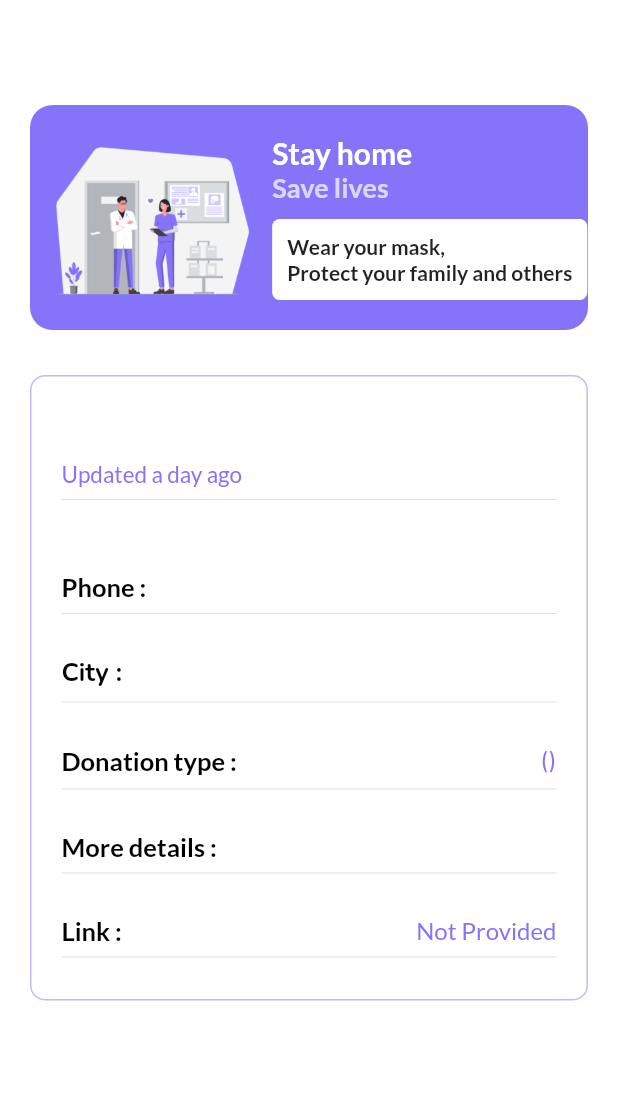
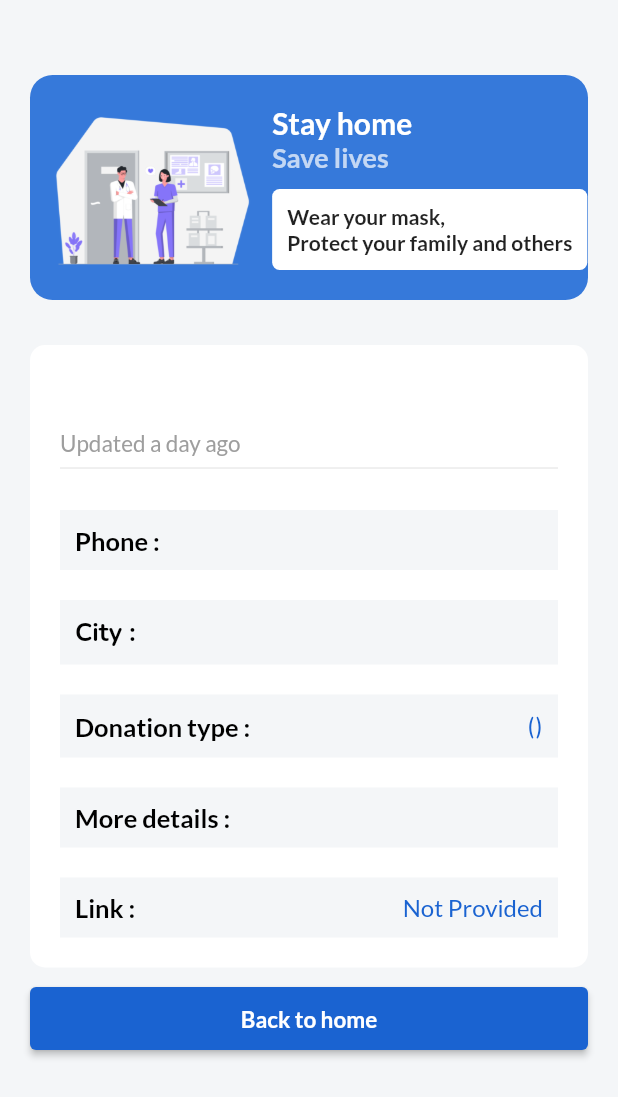
Before and after one commit to Ujjwal-here/Covid-help, a Flutter app: the Details screen opened directly with empty values, on a phone screen of 412 x 824 dp. Shown: the top 1097 px of the screen. Run offline on Flutter 3.47's test engine with Material 2 defaults, Android fonts, the phone set to English and light mode, and no system bars; our stand-ins replace cloud_firestore, csc_picker, equatable, firebase_auth, firebase_core, get and 3 more; missing offline and left inert: dart:ffi, enum_to_string; accounts and stored records are empty; network calls fail.

Commit message:
Theme change

```diff
--- a/lib/screens/details.dart
+++ b/lib/screens/details.dart
@@ -21,20 +21,15 @@ class Details extends StatelessWidget {
   @override
   Widget build(BuildContext context) {
     return Scaffold(
-      backgroundColor: Colors.white,
+      backgroundColor: Color.fromRGBO(244, 246, 248, 1),
       body: ListView(
         padding: const EdgeInsets.all(20),
         children: [
           Container(
             padding: EdgeInsets.symmetric(vertical: 15),
-            margin: const EdgeInsets.only(top: 50),
+            margin: const EdgeInsets.only(top: 30),
             decoration: BoxDecoration(
-              gradient: LinearGradient(
-                colors: [
-                  Color.fromRGBO(133, 116, 249, 1),
-                  Color.fromRGBO(133, 116, 249, 1),
-                ],
-              ),
+              color: Color.fromRGBO(54, 121, 218, 1),
               borderRadius: BorderRadius.circular(15),
             ),
             child: Row(
@@ -93,17 +88,17 @@ class Details extends StatelessWidget {
             padding: const EdgeInsets.all(20),
             margin: const EdgeInsets.only(top: 30),
             decoration: BoxDecoration(
-                color: Colors.white,
-                borderRadius: BorderRadius.circular(10),
-                border: Border.all(
-                  color: Color.fromRGBO(133, 116, 249, 0.5),
-                )),
+              color: Colors.white,
+              borderRadius: BorderRadius.circular(10),
+            ),
             child: Column(
               crossAxisAlignment: CrossAxisAlignment.start,
               children: [
                 Container(
                   child: Text(
                     name,
+                    maxLines: 1,
+                    overflow: TextOverflow.ellipsis,
                     style: GoogleFonts.lato(
                       fontSize: 22,
                       color: Colors.black,
@@ -117,13 +112,15 @@ class Details extends StatelessWidget {
                     "Updated a day ago",
                     style: GoogleFonts.lato(
                       fontSize: 15,
-                      color: Color.fromRGBO(133, 116, 249, 1),
+                      color: Colors.grey,
                     ),
                   ),
                 ),
                 Divider(),
                 Container(
-                  margin: const EdgeInsets.only(top: 40),
+                  margin: const EdgeInsets.only(top: 20),
+                  color: Color.fromRGBO(244, 246, 248, 1),
+                  padding: EdgeInsets.symmetric(vertical: 10, horizontal: 10),
                   child: Row(
                     mainAxisAlignment: MainAxisAlignment.spaceBetween,
                     children: [
@@ -143,8 +140,7 @@ class Details extends StatelessWidget {
                             phoneNumber,
                             style: GoogleFonts.lato(
                               fontSize: 16,
-                              color: Color.fromRGBO(133, 116, 249, 1),
-                              //fontWeight: FontWeight.bold,
+                              color: Color.fromRGBO(26, 99, 209, 1),
                             ),
                           ),
                         ),
@@ -152,8 +148,9 @@ class Details extends StatelessWidget {
                     ],
                   ),
                 ),
-                Divider(),
                 Container(
+                  color: Color.fromRGBO(244, 246, 248, 1),
+                  padding: EdgeInsets.symmetric(vertical: 10, horizontal: 10),
                   margin: const EdgeInsets.only(top: 20),
                   child: Row(
                     mainAxisAlignment: MainAxisAlignment.spaceBetween,
@@ -174,7 +171,7 @@ class Details extends StatelessWidget {
                             city == null ? "Not Provided" : city,
                             style: GoogleFonts.lato(
                               fontSize: 16,
-                              color: Color.fromRGBO(133, 116, 249, 1),
+                              color: Color.fromRGBO(26, 99, 209, 1),
                               //fontWeight: FontWeight.bold,
                             ),
                           ),
@@ -183,8 +180,9 @@ class Details extends StatelessWidget {
                     ],
                   ),
                 ),
-                Divider(),
                 Container(
+                  color: Color.fromRGBO(244, 246, 248, 1),
+                  padding: EdgeInsets.symmetric(vertical: 10, horizontal: 10),
                   margin: const EdgeInsets.only(top: 20),
                   child: Row(
                     mainAxisAlignment: MainAxisAlignment.spaceBetween,
@@ -207,7 +205,7 @@ class Details extends StatelessWidget {
                                 : "${donationType.map((e) => (e))}",
                             style: GoogleFonts.nunito(
                               fontSize: 16,
-                              color: Color.fromRGBO(133, 116, 249, 1),
+                              color: Color.fromRGBO(26, 99, 209, 1),
                             ),
                           ),
                         ),
@@ -215,8 +213,9 @@ class Details extends StatelessWidget {
                     ],
                   ),
                 ),
-                Divider(),
                 Container(
+                  color: Color.fromRGBO(244, 246, 248, 1),
+                  padding: EdgeInsets.symmetric(vertical: 10, horizontal: 10),
                   margin: const EdgeInsets.only(top: 20),
                   child: Row(
                     crossAxisAlignment: CrossAxisAlignment.start,
@@ -238,7 +237,7 @@ class Details extends StatelessWidget {
                             moreDetail == null ? "Not Provided" : moreDetail,
                             style: GoogleFonts.lato(
                               fontSize: 16,
-                              color: Color.fromRGBO(133, 116, 249, 1),
+                              color: Color.fromRGBO(26, 99, 209, 1),
                             ),
                           ),
                         ),
@@ -246,8 +245,9 @@ class Details extends StatelessWidget {
                     ],
                   ),
                 ),
-                Divider(),
                 Container(
+                  color: Color.fromRGBO(244, 246, 248, 1),
+                  padding: EdgeInsets.symmetric(vertical: 10, horizontal: 10),
                   margin: const EdgeInsets.only(top: 20),
                   child: Row(
                     mainAxisAlignment: MainAxisAlignment.spaceBetween,
@@ -268,7 +268,7 @@ class Details extends StatelessWidget {
                             link == null ? "Not Provided" : link,
                             style: GoogleFonts.lato(
                               fontSize: 16,
-                              color: Color.fromRGBO(133, 116, 249, 1),
+                              color: Color.fromRGBO(26, 99, 209, 1),
                             ),
                           ),
                         ),
@@ -276,10 +276,34 @@ class Details extends StatelessWidget {
                     ],
                   ),
                 ),
-                Divider(),
               ],
             ),
-          )
+          ),
+          Container(
+            margin: EdgeInsets.only(top: 10),
+            width: double.infinity,
+            child: ElevatedButton(
+              onPressed: () {
+                Navigator.pop(context);
+              },
+              child: Text("Back to home"),
+              style: ButtonStyle(
+                padding: MaterialStateProperty.all(
+                  EdgeInsets.all(12),
+                ),
+                backgroundColor: MaterialStateProperty.all(
+                  Color.fromRGBO(26, 99, 209, 1),
+                ),
+                textStyle: MaterialStateProperty.all(
+                  GoogleFonts.lato(
+                    decoration: TextDecoration.none,
+                    fontSize: 15,
+                    fontWeight: FontWeight.bold,
+                  ),
+                ),
+              ),
+            ),
+          ),
         ],
       ),
     );
--- a/lib/screens/form.dart
+++ b/lib/screens/form.dart
@@ -698,7 +698,7 @@ class _HelpFormState extends State<HelpForm> {
                     EdgeInsets.all(15),
                   ),
                   backgroundColor: MaterialStateProperty.all(
-                    Color.fromRGBO(133, 116, 249, 1),
+                    Color.fromRGBO(26, 99, 209, 1),
                   ),
                   textStyle: MaterialStateProperty.all(
                     GoogleFonts.lato(
--- a/lib/screens/signUp.dart
+++ b/lib/screens/signUp.dart
@@ -66,14 +66,14 @@ class SignUp extends StatelessWidget {
                       ),
                       focusedBorder: OutlineInputBorder(
                         borderSide: const BorderSide(
-                          color: Color.fromRGBO(133, 116, 249, 1),
+                          color: Color.fromRGBO(26, 99, 209, 1),
                         ),
                         borderRadius: BorderRadius.circular(5),
                       ),
                       border: InputBorder.none,
                       prefixIcon: Icon(
                         Icons.call_rounded,
-                        color: Color.fromRGBO(133, 116, 249, 1),
+                        color: Color.fromRGBO(26, 99, 209, 1),
                         size: 18,
                       ),
                     ),
@@ -92,7 +92,7 @@ class SignUp extends StatelessWidget {
                           EdgeInsets.all(15),
                         ),
                         backgroundColor: MaterialStateProperty.all(
-                          Color.fromRGBO(133, 116, 249, 1),
+                          Color.fromRGBO(26, 99, 209, 1),
                         ),
                         textStyle: MaterialStateProperty.all(
                           GoogleFonts.lato(
```
Also changed, not shown: lib/screens/homescreen.dart (+47 -37 lines), lib/screens/verificationCode.dart (+7 -7 lines).
